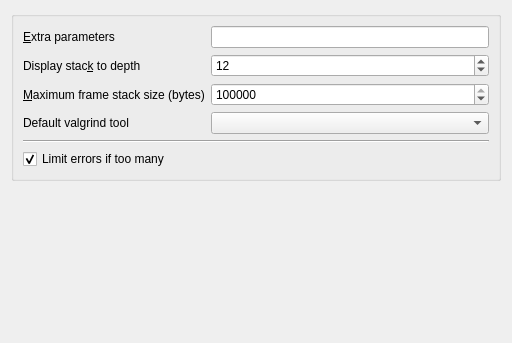
First picture: the form in tools/generic/configpage.ui, repository KDE/kdev-valgrind, before the edit.
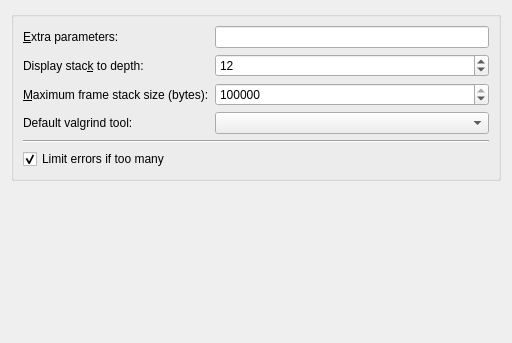
Second picture: the form after the edit.

The edit to the form file:
```diff
--- a/tools/generic/configpage.ui
+++ b/tools/generic/configpage.ui
@@ -22,7 +22,7 @@
         <item row="0" column="0">
          <widget class="QLabel" name="label_3">
           <property name="text">
-           <string>&amp;Extra parameters</string>
+           <string>&amp;Extra parameters:</string>
           </property>
           <property name="buddy">
            <cstring>extraParameters</cstring>
@@ -42,7 +42,7 @@
         <item row="1" column="0">
          <widget class="QLabel" name="label">
           <property name="text">
-           <string>Display stac&amp;k to depth</string>
+           <string>Display stac&amp;k to depth:</string>
           </property>
           <property name="buddy">
            <cstring>stackDepth</cstring>
@@ -68,7 +68,7 @@
         <item row="2" column="0">
          <widget class="QLabel" name="label_2">
           <property name="text">
-           <string>&amp;Maximum frame stack size (bytes)</string>
+           <string>&amp;Maximum frame stack size (bytes):</string>
           </property>
           <property name="buddy">
            <cstring>maxStackSize</cstring>
@@ -94,7 +94,7 @@
         <item row="3" column="0">
          <widget class="QLabel" name="label_4">
           <property name="text">
-           <string>Default valgrind tool</string>
+           <string>Default valgrind tool:</string>
           </property>
          </widget>
         </item>
```
